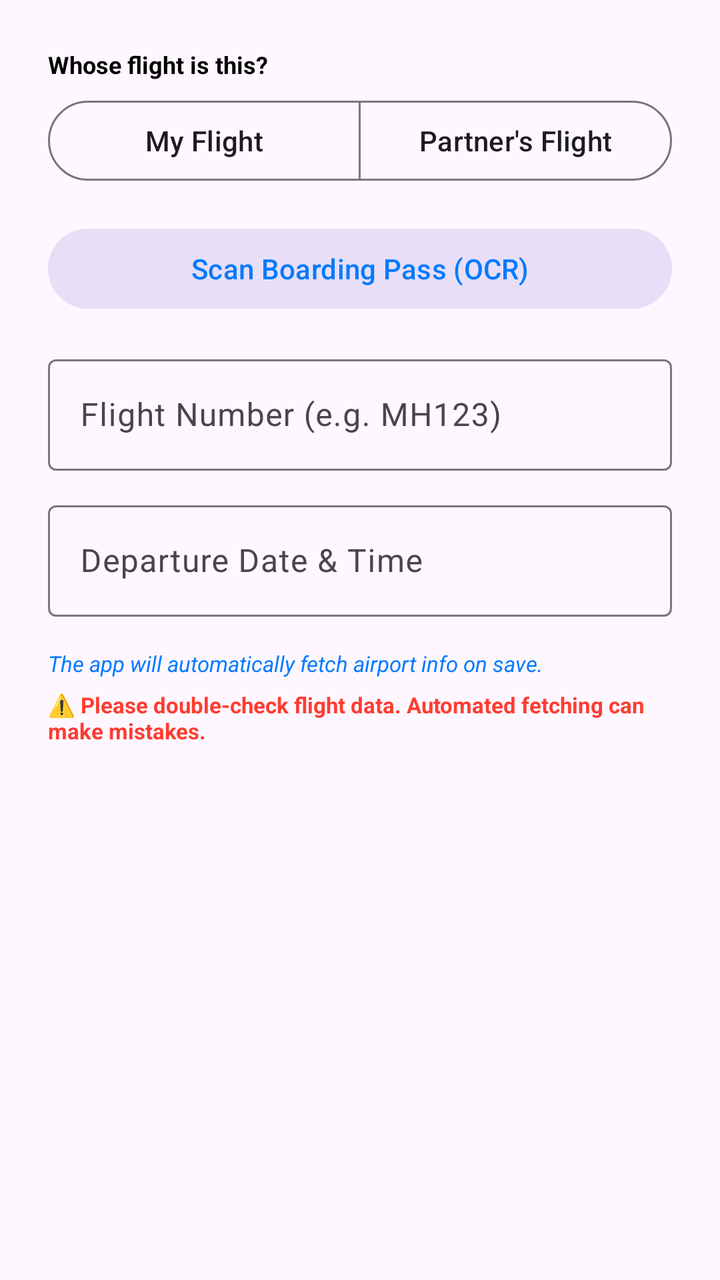
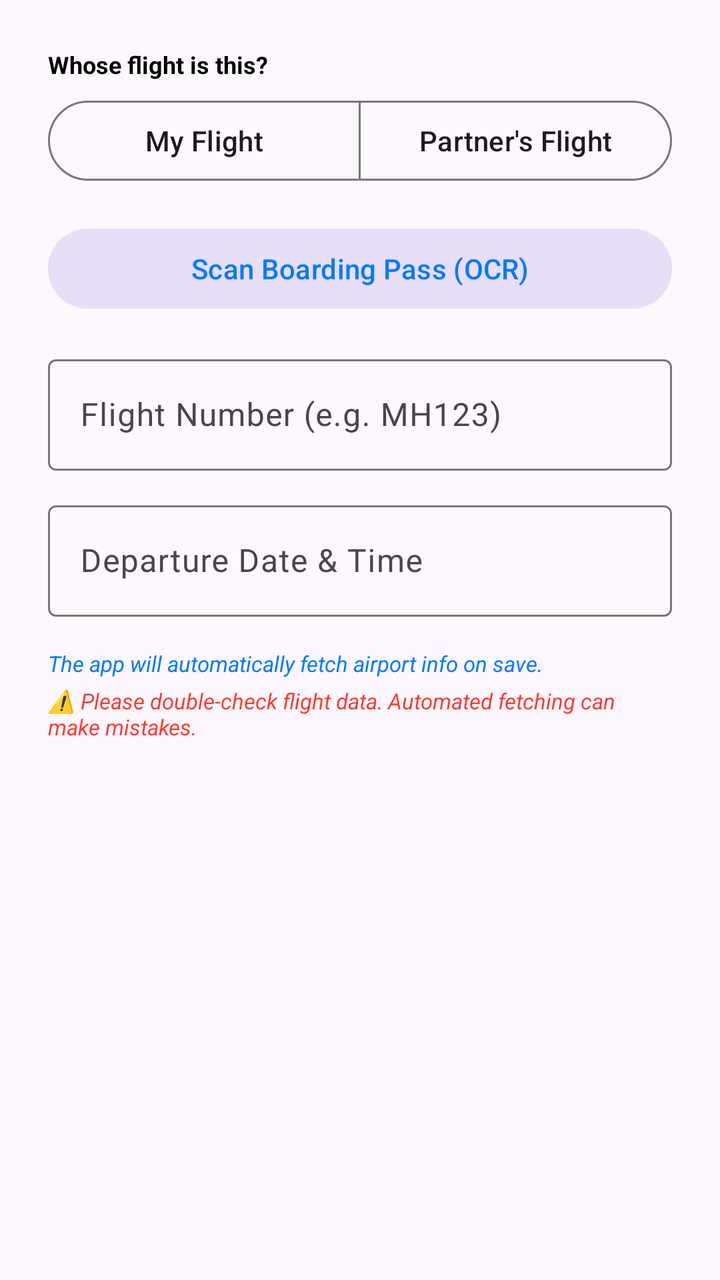

The first picture is an Android layout as it rendered before a commit; the second is the same layout after the commit. The layout source and the unified diff follow.
<!-- AndroidManifest.xml: application theme Theme.ProjectCecily -->
<!-- res/layout/dialog_add_flight.xml -->
<?xml version="1.0" encoding="utf-8"?>
<LinearLayout xmlns:android="http://schemas.android.com/apk/res/android"
    xmlns:app="http://schemas.android.com/apk/res-auto"
    android:layout_width="match_parent"
    android:layout_height="wrap_content"
    android:orientation="vertical"
    android:padding="24dp">

    <TextView
        android:layout_width="wrap_content"
        android:layout_height="wrap_content"
        android:text="Whose flight is this?"
        android:textColor="@color/text_primary"
        android:textSize="12sp"
        android:textStyle="bold"
        android:layout_marginBottom="6dp"/>

    <com.google.android.material.button.MaterialButtonToggleGroup
        android:id="@+id/toggleFlightOwner"
        android:layout_width="match_parent"
        android:layout_height="wrap_content"
        android:layout_marginBottom="16dp"
        app:singleSelection="true"
        app:selectionRequired="true">

        <Button
            android:id="@+id/btnOwnerMe"
            style="@style/Widget.Material3.Button.OutlinedButton"
            android:layout_width="0dp"
            android:layout_height="wrap_content"
            android:layout_weight="1"
            android:text="My Flight" />

        <Button
            android:id="@+id/btnOwnerPartner"
            style="@style/Widget.Material3.Button.OutlinedButton"
            android:layout_width="0dp"
            android:layout_height="wrap_content"
            android:layout_weight="1"
            android:text="Partner's Flight" />
    </com.google.android.material.button.MaterialButtonToggleGroup>

    <Button
        android:id="@+id/btnScanTicket"
        style="@style/Widget.Material3.Button.TonalButton"
        android:layout_width="match_parent"
        android:layout_height="wrap_content"
        android:layout_marginBottom="16dp"
        android:text="Scan Boarding Pass (OCR)" />

    <com.google.android.material.textfield.TextInputLayout
        android:layout_width="match_parent"
        android:layout_height="wrap_content"
        android:hint="Flight Number (e.g. MH123)">
        <com.google.android.material.textfield.TextInputEditText
            android:id="@+id/etFlightNum"
            android:layout_width="match_parent"
            android:layout_height="wrap_content"
            android:inputType="textCapCharacters" />
    </com.google.android.material.textfield.TextInputLayout>

    <com.google.android.material.textfield.TextInputLayout
        android:layout_width="match_parent"
        android:layout_height="wrap_content"
        android:layout_marginTop="12dp"
        android:hint="Departure Date &amp; Time">
        <com.google.android.material.textfield.TextInputEditText
            android:id="@+id/etFlightDate"
            android:layout_width="match_parent"
            android:layout_height="wrap_content"
            android:focusable="false"
            android:clickable="true" />
    </com.google.android.material.textfield.TextInputLayout>

    <TextView
        android:layout_width="wrap_content"
        android:layout_height="wrap_content"
        android:layout_marginTop="16dp"
        android:text="The app will automatically fetch airport info on save."
        android:textColor="@color/nav_selected"
        android:textSize="11sp"
        android:textStyle="italic" />

    <TextView
        android:layout_width="wrap_content"
        android:layout_height="wrap_content"
        android:layout_marginTop="6dp"
        android:text="⚠️ Please double-check flight data. Automated fetching can make mistakes."
        android:textColor="#FF3B30"
        android:textSize="11sp"
        android:textStyle="bold" />

</LinearLayout>
<!-- resources referenced by this layout -->
<resources>
  <color name="nav_selected">#007AFF</color>
  <color name="text_primary">#000000</color>
  <style name="Theme.ProjectCecily" parent="Base.Theme.ProjectCecily" />
  <style name="Base.Theme.ProjectCecily" parent="Theme.Material3.DayNight.NoActionBar">
          
          <item name="colorPrimary">@color/nav_selected</item>
          <item name="windowActionBar">false</item>
          <item name="windowNoTitle">true</item>
  
          
          <item name="colorOnSecondaryContainer">@color/nav_selected</item>
      </style>
</resources>

<!-- the commit's change to res/layout/dialog_add_flight.xml (unified diff, before → after) -->
@@ -84,10 +84,10 @@
     <TextView
         android:layout_width="wrap_content"
         android:layout_height="wrap_content"
-        android:layout_marginTop="6dp"
+        android:layout_marginTop="4dp"
         android:text="⚠️ Please double-check flight data. Automated fetching can make mistakes."
         android:textColor="#FF3B30"
         android:textSize="11sp"
-        android:textStyle="bold" />
+        android:textStyle="italic" />
 
 </LinearLayout>
